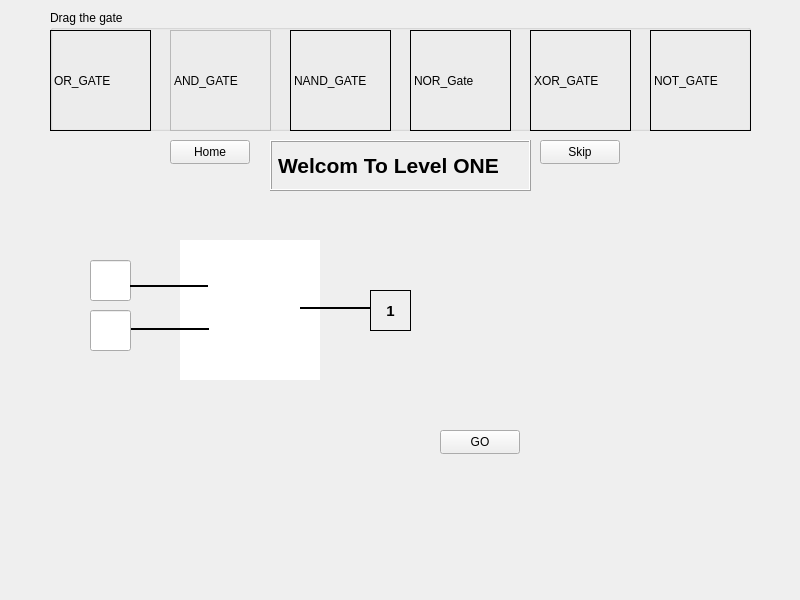
Before: the Qt Designer form levels.ui in AhmedZ70/BitWise-EducationalApp, drawn with Qt 5.
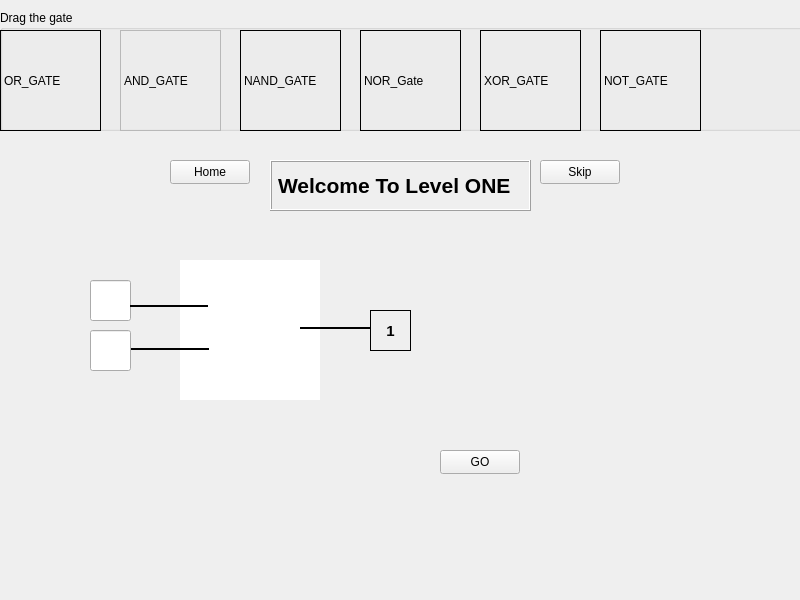
After: the same form once the commit is applied. Icons and pictures are not drawn. Custom widgets are drawn as their Qt base class.

Commit message: Added Wallpapers for main page and  first level

Diff of the .ui file:
```diff
--- a/levels.ui
+++ b/levels.ui
@@ -13,13 +13,16 @@
   <property name="windowTitle">
    <string>Form</string>
   </property>
+  <property name="styleSheet">
+   <string notr="true">background-image: url(:/icons/wallpaper12.png);</string>
+  </property>
   <widget class="QStackedWidget" name="stackedWidget">
    <property name="geometry">
     <rect>
      <x>0</x>
-     <y>110</y>
-     <width>800</width>
-     <height>471</height>
+     <y>130</y>
+     <width>831</width>
+     <height>481</height>
     </rect>
    </property>
    <property name="currentIndex">
@@ -48,7 +51,7 @@
       <enum>QFrame::Raised</enum>
      </property>
      <property name="text">
-      <string>Welcom To Level ONE</string>
+      <string>Welcome To Level ONE</string>
      </property>
      <property name="textFormat">
       <enum>Qt::MarkdownText</enum>
@@ -295,12 +298,15 @@
   <widget class="QGroupBox" name="groupBox">
    <property name="geometry">
     <rect>
-     <x>50</x>
+     <x>0</x>
      <y>10</y>
-     <width>701</width>
+     <width>821</width>
      <height>121</height>
     </rect>
    </property>
+   <property name="styleSheet">
+    <string notr="true">background-image: url(:/icons/wallpaper12.png);</string>
+   </property>
    <property name="title">
     <string>Drag the gate</string>
    </property>
@@ -361,6 +367,9 @@
       <height>101</height>
      </rect>
     </property>
+    <property name="styleSheet">
+     <string notr="true">background-image: url(:/icons/wallpaper12.png);</string>
+    </property>
     <property name="frameShape">
      <enum>QFrame::Box</enum>
     </property>
```
The commit also changes 8 other files.
